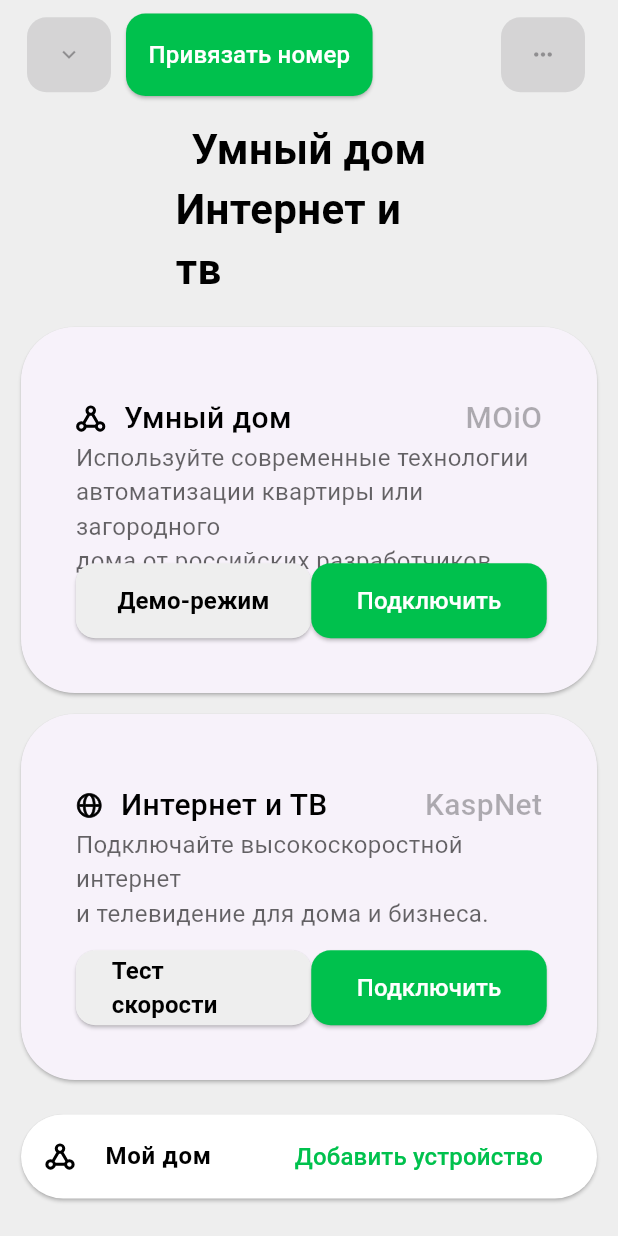
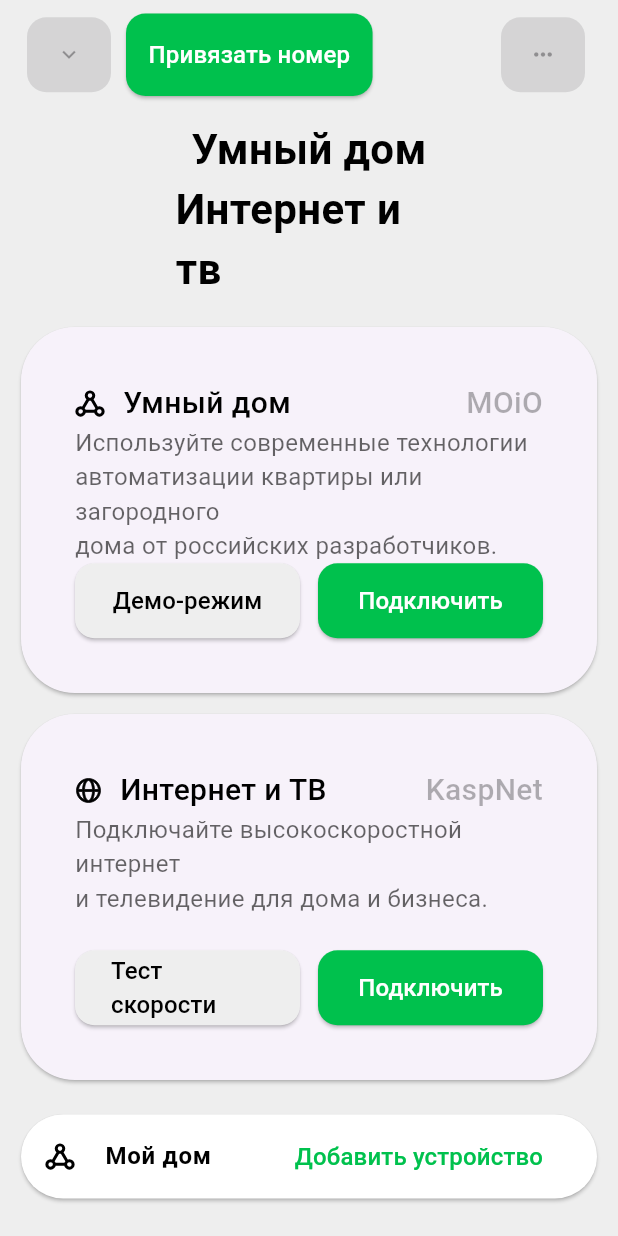
Before and after one commit to msilenkov/SmartClick, a Flutter app: the screen it shows after launch, on a phone screen of 412 x 824 dp. Run offline on Flutter 3.47's test engine with Material 2 defaults, Android fonts, the phone set to English and light mode, and no system bars; our stand-ins replace flutter_svg; Roboto replaces fonts that are missing (SF Pro Rounded).

Commit message:
Ready First Screen Without Separation Widgets

```diff
--- a/smart_click/lib/main.dart
+++ b/smart_click/lib/main.dart
@@ -1,5 +1,3 @@
-//TODO:  Разнести компоненты по свои файлам(виджетам), чтобы упростить сброку экрана и читку
-
 import 'package:flutter/material.dart';
 import 'package:flutter_svg/flutter_svg.dart';
 
@@ -116,7 +114,7 @@ class MyApp extends StatelessWidget {
                 ),
                 //* Спсиок
                 //? Туду ниже под вопросом
-                // TODO: Доделать Card как элементы списка, на данный момент просто бесконечный список
+
                 Padding(
                   padding: const EdgeInsets.symmetric(horizontal: 10),
                   child: SizedBox(
@@ -132,7 +130,7 @@ class MyApp extends StatelessWidget {
                             child: Card(
                               child: Padding(
                                 padding: const EdgeInsets.symmetric(
-                                    horizontal: 36.5, vertical: 30),
+                                    vertical: 30, horizontal: 36),
                                 //* Общий лемент
                                 child: Column(
                                   mainAxisAlignment:
@@ -142,16 +140,13 @@ class MyApp extends StatelessWidget {
                                     SizedBox(
                                       width: double.infinity,
                                       height: 108,
-                                      child: Padding(
-                                        padding: const EdgeInsets.only(top: 10),
                                       child: Column(
                                         crossAxisAlignment:
                                             CrossAxisAlignment.start,
                                         children: [
                                           Row(
                                             mainAxisAlignment:
-                                                  MainAxisAlignment
-                                                      .spaceBetween,
+                                                MainAxisAlignment.spaceBetween,
                                             children: [
                                               SizedBox(
                                                 child: Row(
@@ -160,14 +155,14 @@ class MyApp extends StatelessWidget {
                                                         'assets/images/Icon=Smart.svg'),
                                                     Padding(
                                                       padding:
-                                                            const EdgeInsets
-                                                                .only(left: 12),
+                                                          const EdgeInsets.only(
+                                                              left: 12),
                                                       child: Text("Умный дом",
                                                           style: TextStyle(
                                                               fontFamily:
                                                                   "SF Pro Rounded",
-                                                                color: Colors
-                                                                    .black,
+                                                              color:
+                                                                  Colors.black,
                                                               fontWeight:
                                                                   FontWeight
                                                                       .w500,
@@ -190,15 +185,14 @@ class MyApp extends StatelessWidget {
                                           Text(
                                               "Используйте современные технологии\nавтоматизации квартиры или загородного\nдома от российских разработчиков.",
                                               style: TextStyle(
-                                                    fontFamily:
-                                                        "SF Pro Rounded",
+                                                  fontFamily: "SF Pro Rounded",
                                                   color: Color.fromRGBO(
                                                       0, 0, 0, 0.6),
                                                   fontWeight: FontWeight.w400,
                                                   fontSize: 16)),
                                         ],
                                       ),
-                                      ),
+
                                       //* Элемент с кнопками
                                     ),
                                     Container(
@@ -217,7 +211,7 @@ class MyApp extends StatelessWidget {
                                                           "SF Pro Rounded",
                                                       color: Colors.black,
                                                       fontWeight:
-                                                          FontWeight.w600,
+                                                          FontWeight.w500,
                                                       fontSize: 16)),
                                               style: ButtonStyle(
                                                   backgroundColor:
@@ -225,7 +219,7 @@ class MyApp extends StatelessWidget {
                                                           Color(0xFFEEEEEE)),
                                                   fixedSize:
                                                       MaterialStateProperty.all(
-                                                          Size(157, 74)),
+                                                          Size(150, 74)),
                                                   shape: MaterialStateProperty
                                                       .all(RoundedRectangleBorder(
                                                           borderRadius:
@@ -248,7 +242,7 @@ class MyApp extends StatelessWidget {
                                                           Color(0xFF00C14D)),
                                                   fixedSize:
                                                       MaterialStateProperty.all(
-                                                          Size(157, 74)),
+                                                          Size(150, 74)),
                                                   shape: MaterialStateProperty
                                                       .all(RoundedRectangleBorder(
                                                           borderRadius:
@@ -270,7 +264,7 @@ class MyApp extends StatelessWidget {
                             child: Card(
                               child: Padding(
                                 padding: const EdgeInsets.symmetric(
-                                    horizontal: 36.5, vertical: 30),
+                                    horizontal: 36, vertical: 30),
                                 //* Общий лемент
                                 child: Column(
                                   mainAxisAlignment:
@@ -280,17 +274,13 @@ class MyApp extends StatelessWidget {
                                     SizedBox(
                                       width: double.infinity,
                                       height: 108,
-
-                                      child: Padding(
-                                        padding: const EdgeInsets.only(top: 10),
                                       child: Column(
                                         crossAxisAlignment:
                                             CrossAxisAlignment.start,
                                         children: [
                                           Row(
                                             mainAxisAlignment:
-                                                  MainAxisAlignment
-                                                      .spaceBetween,
+                                                MainAxisAlignment.spaceBetween,
                                             children: [
                                               SizedBox(
                                                 child: Row(
@@ -299,15 +289,15 @@ class MyApp extends StatelessWidget {
                                                         'assets/images/Icon=Internet.svg'),
                                                     Padding(
                                                       padding:
-                                                            const EdgeInsets
-                                                                .only(left: 12),
+                                                          const EdgeInsets.only(
+                                                              left: 12),
                                                       child: Text(
                                                           "Интернет и ТВ ",
                                                           style: TextStyle(
                                                               fontFamily:
                                                                   "SF Pro Rounded",
-                                                                color: Colors
-                                                                    .black,
+                                                              color:
+                                                                  Colors.black,
                                                               fontWeight:
                                                                   FontWeight
                                                                       .w500,
@@ -330,15 +320,14 @@ class MyApp extends StatelessWidget {
                                           Text(
                                               "Подключайте высокоскоростной интернет\nи телевидение для дома и бизнеса.",
                                               style: TextStyle(
-                                                    fontFamily:
-                                                        "SF Pro Rounded",
+                                                  fontFamily: "SF Pro Rounded",
                                                   color: Color.fromRGBO(
                                                       0, 0, 0, 0.6),
                                                   fontWeight: FontWeight.w400,
                                                   fontSize: 16)),
                                         ],
                                       ),
-                                      ),
+
                                       //* Элемент с кнопками
                                     ),
                                     Container(
@@ -357,7 +346,7 @@ class MyApp extends StatelessWidget {
                                                           "SF Pro Rounded",
                                                       color: Colors.black,
                                                       fontWeight:
-                                                          FontWeight.w600,
+                                                          FontWeight.w500,
                                                       fontSize: 16)),
                                               style: ButtonStyle(
                                                   backgroundColor:
@@ -365,7 +354,7 @@ class MyApp extends StatelessWidget {
                                                           Color(0xFFEEEEEE)),
                                                   fixedSize:
                                                       MaterialStateProperty.all(
-                                                          Size(157, 74)),
+                                                          Size(150, 74)),
                                                   shape: MaterialStateProperty
                                                       .all(RoundedRectangleBorder(
                                                           borderRadius:
@@ -388,7 +377,7 @@ class MyApp extends StatelessWidget {
                                                           Color(0xFF00C14D)),
                                                   fixedSize:
                                                       MaterialStateProperty.all(
-                                                          Size(157, 74)),
+                                                          Size(150, 74)),
                                                   shape: MaterialStateProperty
                                                       .all(RoundedRectangleBorder(
                                                           borderRadius:
```
Lines whose indentation alone changed are shown as unchanged.
